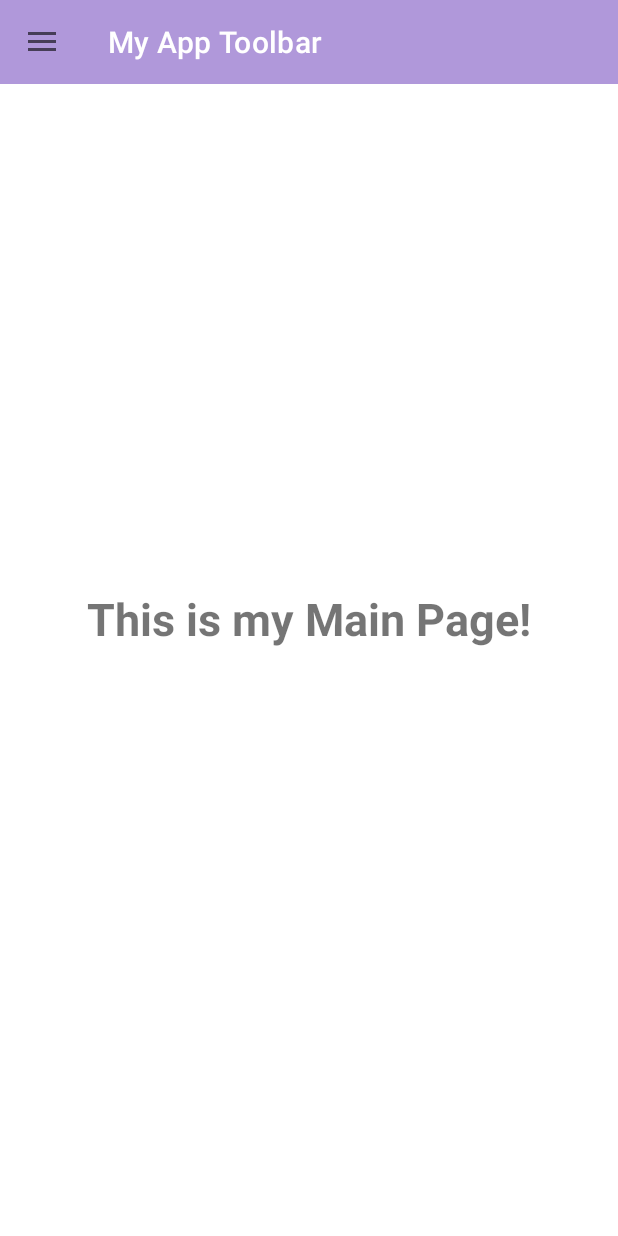
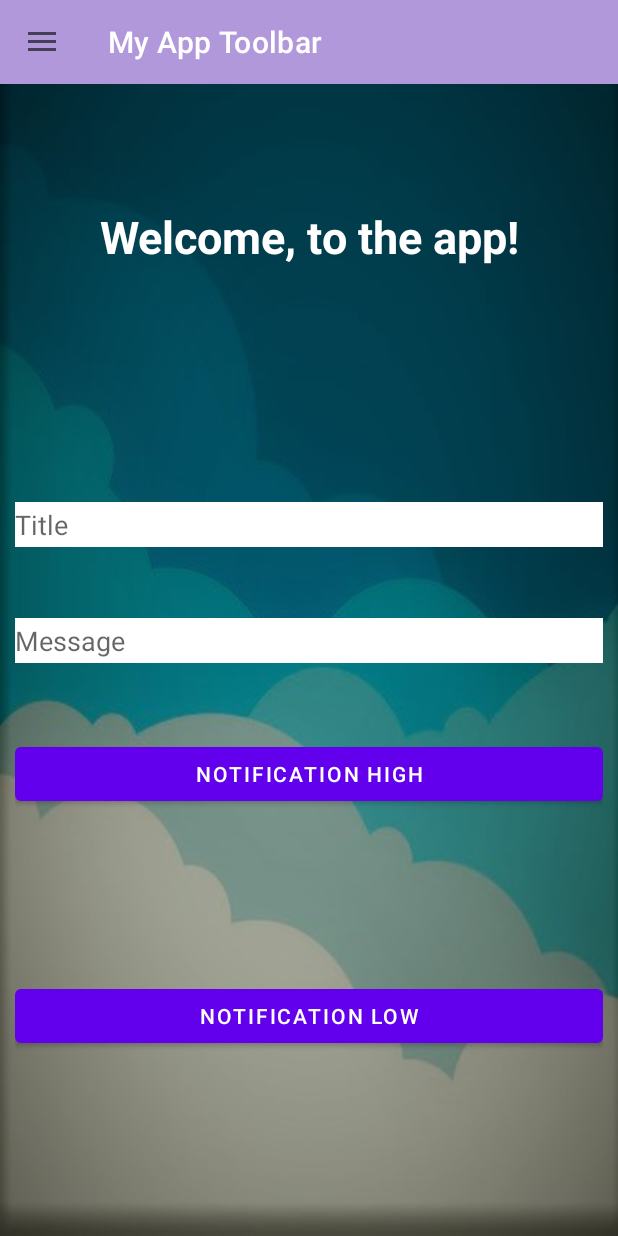
Before and after one commit to AsadShahid7/NavigartionDrawerHomeTask, an Android app: the screen it shows after launch (MainActivity), on a phone screen of 412 x 824 dp. Run offline under Robolectric (Android 15) with nearby library versions, the phone set to English and light mode, and no system bars.

Commit message:
Notification practice done in Main Activity

```diff
--- a/NavigationDrawerHomeTask/app/src/main/AndroidManifest.xml
+++ b/NavigationDrawerHomeTask/app/src/main/AndroidManifest.xml
@@ -3,6 +3,7 @@
     package="com.example.navigationdrawerhometask">
 
     <application
+        android:name=".App"
         android:allowBackup="true"
         android:icon="@mipmap/ic_launcher"
         android:label="@string/app_name"
--- a/NavigationDrawerHomeTask/app/src/main/java/com/example/navigationdrawerhometask/Add_New_Record.java
+++ b/NavigationDrawerHomeTask/app/src/main/java/com/example/navigationdrawerhometask/Add_New_Record.java
@@ -22,6 +22,7 @@ public class Add_New_Record extends AppCompatActivity implements  AdapterForRecy
     EditText name,age;
     Switch aSwitch;
     ArrayList<Members> listMembers;
+
     RecyclerView recyclerView;
     ConstraintLayout layout1,layout2;
     final CharSequence[] colors = { "Student", "Teacher", "Worker", "Parent" };
--- /dev/null
+++ b/NavigationDrawerHomeTask/app/src/main/java/com/example/navigationdrawerhometask/App.java
@@ -0,0 +1,53 @@
+package com.example.navigationdrawerhometask;
+
+import android.app.NotificationChannel;
+import android.app.NotificationManager;
+import android.os.Build;
+
+public class App extends android.app.Application{
+
+    public static final String CHANNEL_1_ID="channel1";
+    public static final String CHANNEL_2_ID="channel2";
+    public static final String CHANNEL_3_ID="channel3";
+    //create onCreate for having channels
+
+    @Override
+    public void onCreate() {
+        super.onCreate();
+
+        //now create function
+        createNotificationChannel();
+    }
+
+    private void createNotificationChannel() {
+
+        if(Build.VERSION.SDK_INT>=Build.VERSION_CODES.O)
+        {
+            //first channel
+
+            NotificationChannel channel1=new NotificationChannel(
+                    CHANNEL_1_ID,
+                    "Channel 1",
+                    NotificationManager.IMPORTANCE_HIGH
+            );
+            channel1.setDescription("IMPORTANT! Channel 1");
+
+            //second channel
+
+            NotificationChannel channel2=new NotificationChannel(
+                    CHANNEL_2_ID,
+                    "Channel 1",
+                    NotificationManager.IMPORTANCE_LOW
+            );
+            channel2.setDescription("IMPORTANT! Channel 2");
+
+            //manage
+
+            NotificationManager manager=getSystemService(NotificationManager.class);
+            manager.createNotificationChannel(channel1);
+            manager.createNotificationChannel(channel2);
+
+
+        }
+    }
+}
--- a/NavigationDrawerHomeTask/app/src/main/java/com/example/navigationdrawerhometask/MainActivity.java
+++ b/NavigationDrawerHomeTask/app/src/main/java/com/example/navigationdrawerhometask/MainActivity.java
@@ -3,18 +3,27 @@ package com.example.navigationdrawerhometask;
 import androidx.annotation.NonNull;
 import androidx.appcompat.app.ActionBarDrawerToggle;
 import androidx.appcompat.app.AppCompatActivity;
+import androidx.core.app.NotificationCompat;
+import androidx.core.app.NotificationManagerCompat;
 import androidx.core.view.GravityCompat;
 import androidx.drawerlayout.widget.DrawerLayout;
 
 import android.app.AlertDialog;
+import android.app.Notification;
+import android.app.NotificationManager;
 import android.content.DialogInterface;
 import android.content.Intent;
 import android.os.Bundle;
 import android.view.MenuItem;
+import android.view.View;
+import android.widget.EditText;
 import android.widget.Toast;
 import androidx.appcompat.widget.Toolbar;
 
 import com.google.android.material.navigation.NavigationView;
+
+import static com.example.navigationdrawerhometask.App.CHANNEL_1_ID;
+import static com.example.navigationdrawerhometask.App.CHANNEL_2_ID;
 
 public class MainActivity extends AppCompatActivity {
 
@@ -23,6 +32,10 @@ public class MainActivity extends AppCompatActivity {
     Toolbar toolbar;
     ActionBarDrawerToggle toggle;
 
+    //notification
+    private NotificationManagerCompat notificationManager;
+    private EditText editTextTitle;
+    private EditText editTextMessage;
 
     @Override
     public void onBackPressed() {
@@ -70,6 +83,10 @@ public class MainActivity extends AppCompatActivity {
         super.onCreate(savedInstanceState);
         setContentView(R.layout.activity_main);
 
+        notificationManager=NotificationManagerCompat.from(this);
+        editTextMessage=findViewById(R.id.title2);
+        editTextTitle=findViewById(R.id.title);
+
         toolbar=findViewById(R.id.toolbar);
         setSupportActionBar(toolbar);
 
@@ -103,4 +120,35 @@ public class MainActivity extends AppCompatActivity {
     }
 
 
+    public void sendOnChannel1(View v)
+    {
+        String title=editTextTitle.getText().toString();
+        String msg=editTextMessage.getText().toString();
+
+        Notification notification=new NotificationCompat.Builder(this,CHANNEL_1_ID)
+                .setSmallIcon(R.drawable.ic_baseline_notifications_active_24)
+                .setContentTitle(title)
+                .setContentText(msg)
+                .setPriority(NotificationCompat.PRIORITY_HIGH)
+                .setCategory(NotificationCompat.CATEGORY_MESSAGE)
+                .build();
+
+        notificationManager.notify(1,notification);
+    }
+
+    public void sendOnChannel2(View v)
+    {
+        String title=editTextTitle.getText().toString();
+        String msg=editTextMessage.getText().toString();
+
+        Notification notification=new NotificationCompat.Builder(this,CHANNEL_2_ID)
+                .setSmallIcon(R.drawable.ic_baseline_notifications_active_24)
+                .setContentTitle(title)
+                .setContentText(msg)
+                .setPriority(NotificationCompat.PRIORITY_LOW)
+                .setCategory(NotificationCompat.CATEGORY_MESSAGE)
+                .build();
+
+        notificationManager.notify(1,notification);
+    }
 }
--- a/NavigationDrawerHomeTask/app/src/main/res/layout/activity_main.xml
+++ b/NavigationDrawerHomeTask/app/src/main/res/layout/activity_main.xml
@@ -5,8 +5,9 @@
     android:layout_width="match_parent"
     android:layout_height="match_parent"
     android:id="@+id/drawer"
-    tools:openDrawer="start"
-    tools:context=".MainActivity">
+    tools:openDrawer="end"
+    tools:context=".MainActivity"
+    android:background="@drawable/newbacktwodark2">
     <RelativeLayout
         android:layout_width="wrap_content"
         android:layout_height="wrap_content">
@@ -22,17 +23,66 @@
 
         <androidx.constraintlayout.widget.ConstraintLayout
             android:layout_width="match_parent"
-            android:layout_height="match_parent">
+            android:layout_height="match_parent"
+            android:layout_margin="10dp">
             <TextView
+                android:id="@+id/text"
                 android:layout_width="wrap_content"
                 android:layout_height="wrap_content"
-                android:text="This is my Main Page!"
+                android:text="Welcome, to the app!"
                 android:textSize="30dp"
+                android:textColor="#fff"
                 android:textStyle="bold"
+                app:layout_constraintBottom_toTopOf="@id/title"
+                app:layout_constraintLeft_toLeftOf="parent"
+                app:layout_constraintRight_toRightOf="parent"
+                app:layout_constraintTop_toTopOf="parent" />
+
+            <EditText
+                android:id="@+id/title"
+                android:layout_width="match_parent"
+                android:layout_height="30dp"
+                android:layout_marginTop="30dp"
+                android:background="#fff"
+                android:hint="Title"
+                app:layout_constraintBottom_toTopOf="@+id/button4"
+                app:layout_constraintLeft_toLeftOf="parent"
+                app:layout_constraintRight_toRightOf="parent"
+                app:layout_constraintTop_toBottomOf="@id/text" />
+
+            <EditText
+                android:id="@+id/title2"
+                android:hint="Message"
+                android:layout_width="match_parent"
+                android:layout_height="30dp"
+                android:layout_marginTop="30dp"
                 app:layout_constraintBottom_toBottomOf="parent"
                 app:layout_constraintLeft_toLeftOf="parent"
                 app:layout_constraintRight_toRightOf="parent"
-                app:layout_constraintTop_toTopOf="parent" />
+                app:layout_constraintTop_toBottomOf="@id/title2"
+                android:background="#fff"/>
+
+            <Button
+                android:id="@+id/button4"
+                android:layout_width="match_parent"
+                android:layout_height="wrap_content"
+                android:layout_marginTop="50dp"
+                android:text="Notification High"
+                android:onClick="sendOnChannel1"
+                app:layout_constraintEnd_toEndOf="parent"
+                app:layout_constraintStart_toStartOf="parent"
+                app:layout_constraintTop_toBottomOf="@+id/title2" />
+
+            <Button
+                android:id="@+id/button5"
+                android:layout_width="match_parent"
+                android:layout_height="wrap_content"
+                android:text="Notification Low"
+                android:onClick="sendOnChannel2"
+                app:layout_constraintBottom_toBottomOf="parent"
+                app:layout_constraintEnd_toEndOf="parent"
+                app:layout_constraintStart_toStartOf="parent"
+                app:layout_constraintTop_toBottomOf="@+id/button4" />
         </androidx.constraintlayout.widget.ConstraintLayout>
 
     </RelativeLayout>
```
Also changed, not shown: NavigationDrawerHomeTask/app/src/main/res/drawable/newbacktwodark2.jpg (added).
